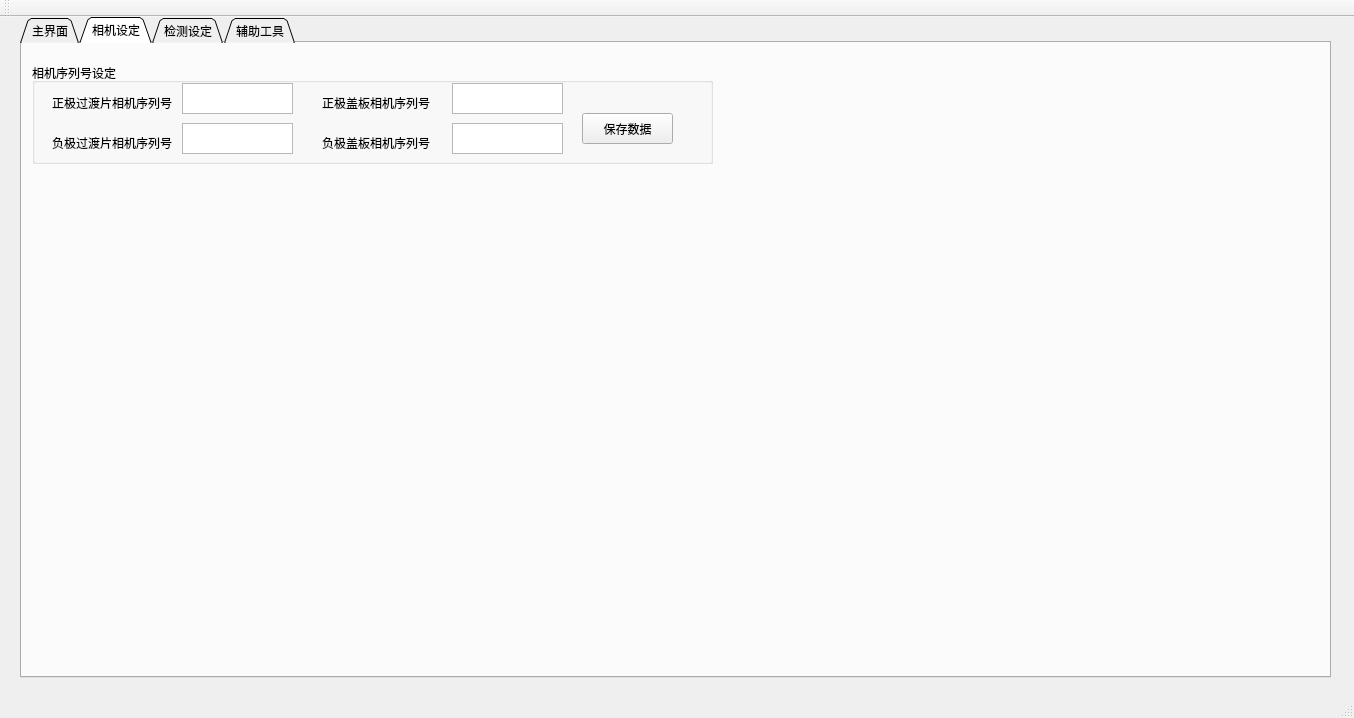
Martin1025432/pythonAll, file qt/window.ui: the form before one commit.
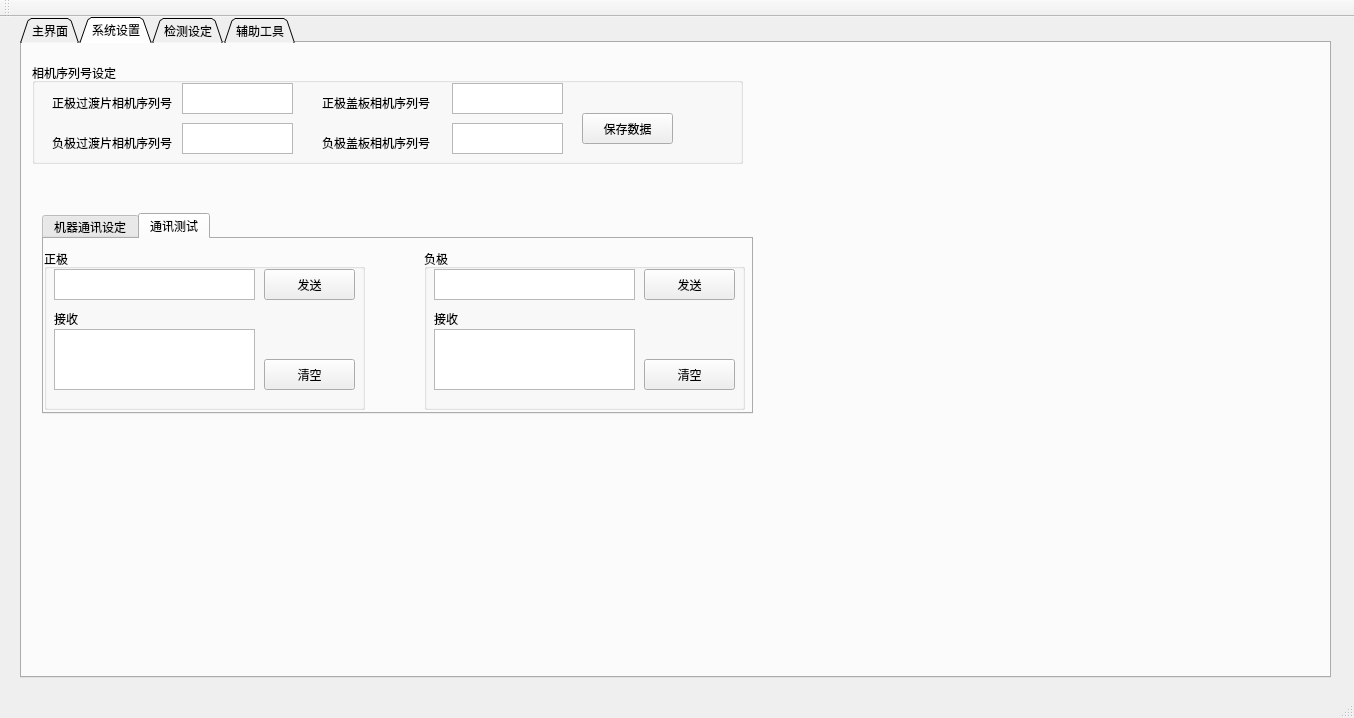
The form after the commit. The open tabs and pages were chosen to show the change.

Diff of the .ui file:
```diff
--- a/qt/window.ui
+++ b/qt/window.ui
@@ -1095,14 +1095,14 @@
     </widget>
     <widget class="QWidget" name="tCamPara">
      <attribute name="title">
-      <string>相机设定</string>
+      <string>系统设置</string>
      </attribute>
      <widget class="QGroupBox" name="groupBox">
       <property name="geometry">
        <rect>
         <x>10</x>
         <y>20</y>
-        <width>681</width>
+        <width>711</width>
         <height>101</height>
        </rect>
       </property>
@@ -1239,6 +1239,339 @@
        </property>
       </widget>
      </widget>
+     <widget class="QTabWidget" name="tabWidget_2">
+      <property name="geometry">
+       <rect>
+        <x>20</x>
+        <y>170</y>
+        <width>711</width>
+        <height>201</height>
+       </rect>
+      </property>
+      <property name="currentIndex">
+       <number>0</number>
+      </property>
+      <widget class="QWidget" name="tab">
+       <attribute name="title">
+        <string>机器通讯设定</string>
+       </attribute>
+       <widget class="QTextEdit" name="tTCPport">
+        <property name="enabled">
+         <bool>true</bool>
+        </property>
+        <property name="geometry">
+         <rect>
+          <x>330</x>
+          <y>80</y>
+          <width>111</width>
+          <height>31</height>
+         </rect>
+        </property>
+        <property name="readOnly">
+         <bool>false</bool>
+        </property>
+       </widget>
+       <widget class="QTextEdit" name="tPip">
+        <property name="enabled">
+         <bool>true</bool>
+        </property>
+        <property name="geometry">
+         <rect>
+          <x>110</x>
+          <y>30</y>
+          <width>111</width>
+          <height>31</height>
+         </rect>
+        </property>
+        <property name="readOnly">
+         <bool>false</bool>
+        </property>
+       </widget>
+       <widget class="QLabel" name="label_46">
+        <property name="geometry">
+         <rect>
+          <x>250</x>
+          <y>40</y>
+          <width>81</width>
+          <height>20</height>
+         </rect>
+        </property>
+        <property name="text">
+         <string>负极机器人IP</string>
+        </property>
+       </widget>
+       <widget class="QLabel" name="label_47">
+        <property name="geometry">
+         <rect>
+          <x>240</x>
+          <y>90</y>
+          <width>111</width>
+          <height>20</height>
+         </rect>
+        </property>
+        <property name="text">
+         <string>本机服务器端口</string>
+        </property>
+       </widget>
+       <widget class="QTextEdit" name="tNip">
+        <property name="enabled">
+         <bool>true</bool>
+        </property>
+        <property name="geometry">
+         <rect>
+          <x>330</x>
+          <y>30</y>
+          <width>111</width>
+          <height>31</height>
+         </rect>
+        </property>
+        <property name="readOnly">
+         <bool>false</bool>
+        </property>
+       </widget>
+       <widget class="QLabel" name="label_48">
+        <property name="geometry">
+         <rect>
+          <x>20</x>
+          <y>90</y>
+          <width>81</width>
+          <height>20</height>
+         </rect>
+        </property>
+        <property name="text">
+         <string>本机IP</string>
+        </property>
+       </widget>
+       <widget class="QTextEdit" name="tIP">
+        <property name="enabled">
+         <bool>true</bool>
+        </property>
+        <property name="geometry">
+         <rect>
+          <x>110</x>
+          <y>80</y>
+          <width>111</width>
+          <height>31</height>
+         </rect>
+        </property>
+        <property name="readOnly">
+         <bool>false</bool>
+        </property>
+       </widget>
+       <widget class="QLabel" name="label_45">
+        <property name="geometry">
+         <rect>
+          <x>20</x>
+          <y>40</y>
+          <width>81</width>
+          <height>20</height>
+         </rect>
+        </property>
+        <property name="text">
+         <string>正极机器人IP</string>
+        </property>
+       </widget>
+       <widget class="QPushButton" name="bSnSave_2">
+        <property name="geometry">
+         <rect>
+          <x>540</x>
+          <y>80</y>
+          <width>91</width>
+          <height>31</height>
+         </rect>
+        </property>
+        <property name="text">
+         <string>保存数据</string>
+        </property>
+       </widget>
+       <widget class="QPushButton" name="bTCPini">
+        <property name="geometry">
+         <rect>
+          <x>540</x>
+          <y>30</y>
+          <width>91</width>
+          <height>31</height>
+         </rect>
+        </property>
+        <property name="text">
+         <string>开户服务器</string>
+        </property>
+       </widget>
+      </widget>
+      <widget class="QWidget" name="tab_2">
+       <attribute name="title">
+        <string>通讯测试</string>
+       </attribute>
+       <widget class="QGroupBox" name="groupBox_2">
+        <property name="geometry">
+         <rect>
+          <x>0</x>
+          <y>10</y>
+          <width>321</width>
+          <height>161</height>
+         </rect>
+        </property>
+        <property name="title">
+         <string>正极</string>
+        </property>
+        <widget class="QTextEdit" name="tPsent">
+         <property name="enabled">
+          <bool>true</bool>
+         </property>
+         <property name="geometry">
+          <rect>
+           <x>10</x>
+           <y>20</y>
+           <width>201</width>
+           <height>31</height>
+          </rect>
+         </property>
+         <property name="readOnly">
+          <bool>false</bool>
+         </property>
+        </widget>
+        <widget class="QLabel" name="label_55">
+         <property name="geometry">
+          <rect>
+           <x>10</x>
+           <y>60</y>
+           <width>61</width>
+           <height>20</height>
+          </rect>
+         </property>
+         <property name="text">
+          <string>接收</string>
+         </property>
+        </widget>
+        <widget class="QPushButton" name="bPclear">
+         <property name="geometry">
+          <rect>
+           <x>220</x>
+           <y>110</y>
+           <width>91</width>
+           <height>31</height>
+          </rect>
+         </property>
+         <property name="text">
+          <string>清空</string>
+         </property>
+        </widget>
+        <widget class="QTextEdit" name="tPrec">
+         <property name="enabled">
+          <bool>true</bool>
+         </property>
+         <property name="geometry">
+          <rect>
+           <x>10</x>
+           <y>80</y>
+           <width>201</width>
+           <height>61</height>
+          </rect>
+         </property>
+         <property name="readOnly">
+          <bool>false</bool>
+         </property>
+        </widget>
+        <widget class="QPushButton" name="bPsent">
+         <property name="geometry">
+          <rect>
+           <x>220</x>
+           <y>20</y>
+           <width>91</width>
+           <height>31</height>
+          </rect>
+         </property>
+         <property name="text">
+          <string>发送</string>
+         </property>
+        </widget>
+       </widget>
+       <widget class="QGroupBox" name="groupBox_8">
+        <property name="geometry">
+         <rect>
+          <x>380</x>
+          <y>10</y>
+          <width>321</width>
+          <height>161</height>
+         </rect>
+        </property>
+        <property name="title">
+         <string>负极</string>
+        </property>
+        <widget class="QTextEdit" name="tNsent">
+         <property name="enabled">
+          <bool>true</bool>
+         </property>
+         <property name="geometry">
+          <rect>
+           <x>10</x>
+           <y>20</y>
+           <width>201</width>
+           <height>31</height>
+          </rect>
+         </property>
+         <property name="readOnly">
+          <bool>false</bool>
+         </property>
+        </widget>
+        <widget class="QLabel" name="label_56">
+         <property name="geometry">
+          <rect>
+           <x>10</x>
+           <y>60</y>
+           <width>61</width>
+           <height>20</height>
+          </rect>
+         </property>
+         <property name="text">
+          <string>接收</string>
+         </property>
+        </widget>
+        <widget class="QPushButton" name="bNclear">
+         <property name="geometry">
+          <rect>
+           <x>220</x>
+           <y>110</y>
+           <width>91</width>
+           <height>31</height>
+          </rect>
+         </property>
+         <property name="text">
+          <string>清空</string>
+         </property>
+        </widget>
+        <widget class="QTextEdit" name="tNrec">
+         <property name="enabled">
+          <bool>true</bool>
+         </property>
+         <property name="geometry">
+          <rect>
+           <x>10</x>
+           <y>80</y>
+           <width>201</width>
+           <height>61</height>
+          </rect>
+         </property>
+         <property name="readOnly">
+          <bool>false</bool>
+         </property>
+        </widget>
+        <widget class="QPushButton" name="bNsent">
+         <property name="geometry">
+          <rect>
+           <x>220</x>
+           <y>20</y>
+           <width>91</width>
+           <height>31</height>
+          </rect>
+         </property>
+         <property name="text">
+          <string>发送</string>
+         </property>
+        </widget>
+       </widget>
+      </widget>
+     </widget>
     </widget>
     <widget class="QWidget" name="tVisonPara">
      <attribute name="title">
```
Left out of the diff: 138 changed lines with no effect on the pictures.
